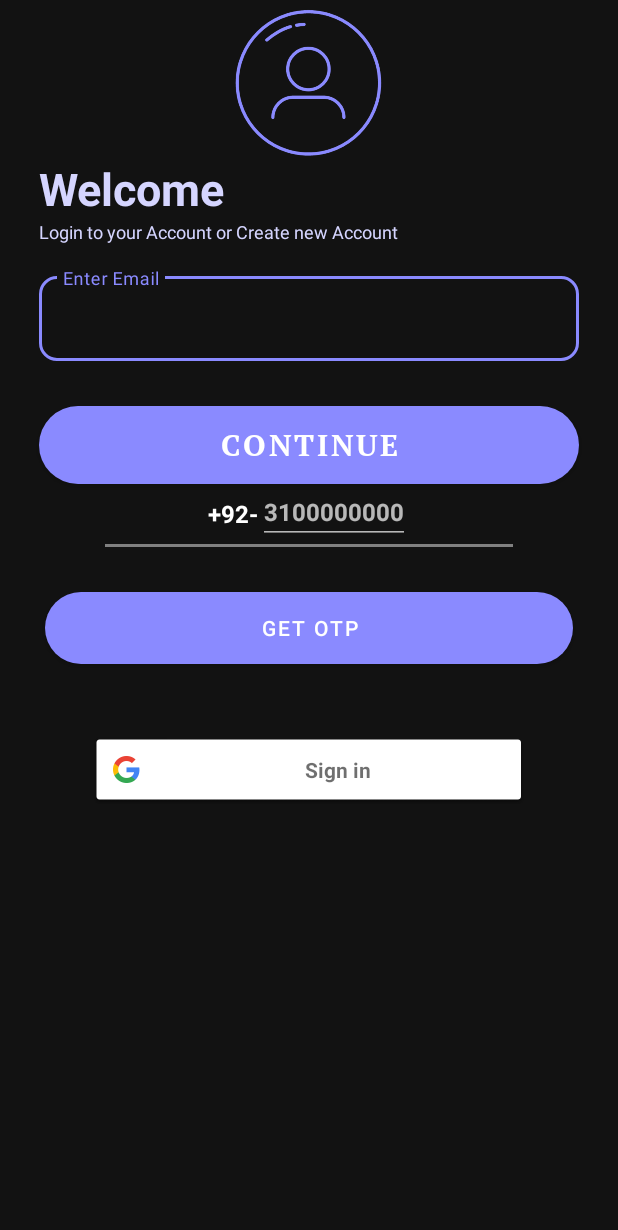
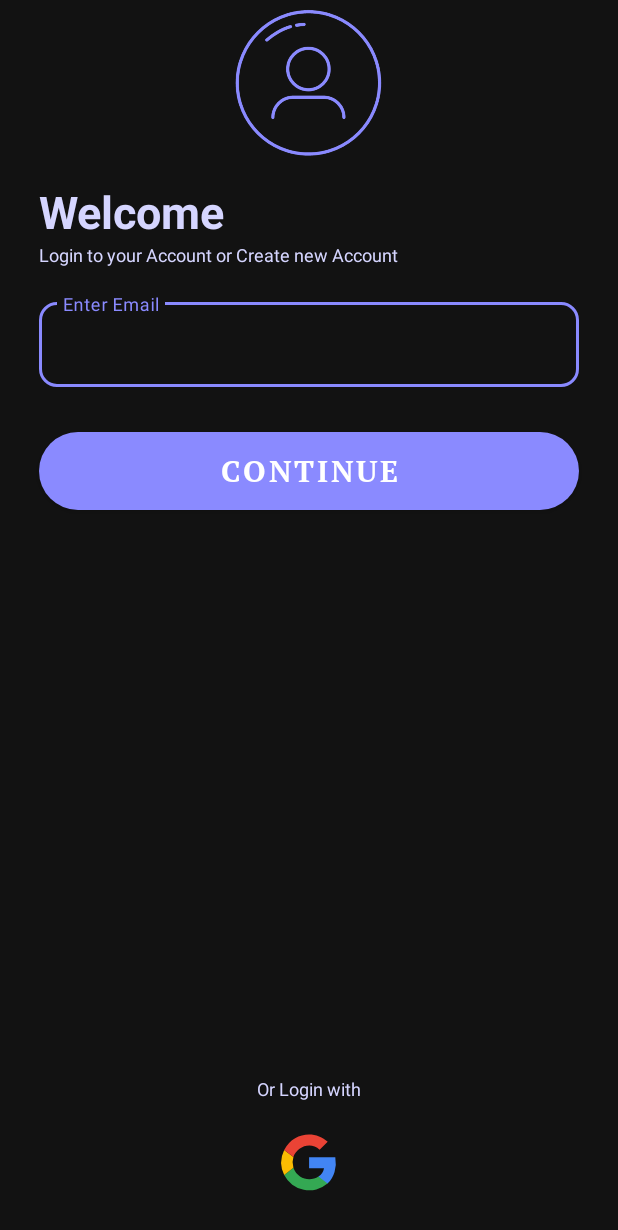
Before and after one commit to AhtishamShakeel/PixelPayout, an Android app: the screen it shows after launch (Auth), after a tap on "GET STARTED", on a phone screen of 412 x 824 dp. Shown: the top 1230 px of the screen. Run offline under Robolectric (Android 15) with nearby library versions, the phone set to English and light mode, and no system bars; our stand-ins replace AdMob, Firebase (no records; nobody signed in at launch, a user with empty details on screens opened directly).

Commit message:
Login Signup UI almost completed

```diff
--- a/app/build.gradle
+++ b/app/build.gradle
@@ -92,4 +92,7 @@ dependencies {
     implementation 'com.squareup.retrofit2:retrofit:2.9.0'
     implementation 'com.squareup.retrofit2:converter-gson:2.9.0'
     implementation 'com.squareup.okhttp3:logging-interceptor:4.9.3'
+
+    //loading animations
+    implementation 'com.airbnb.android:lottie:6.0.0'
 }
--- a/app/src/main/java/com/example/pixelpayout/ui/onboarding/OnboardingActivity.kt
+++ b/app/src/main/java/com/example/pixelpayout/ui/onboarding/OnboardingActivity.kt
@@ -15,6 +15,8 @@ import com.example.pixelpayout.ui.auth.Auth
 import com.example.pixelpayout.ui.onboarding.SlideAdapter
 import com.example.pixelpayout.ui.onboarding.SlideItem
 import com.example.pixelpayout.ui.onboarding.TermsDialogFragment
+import com.example.pixelpayout.utils.startLoading
+import com.example.pixelpayout.utils.stopLoading
 import com.google.android.material.tabs.TabLayoutMediator
 import com.pixelpayout.R
 import com.pixelpayout.databinding.ActivityOnboardingBinding
@@ -79,9 +81,16 @@ class OnboardingActivity : AppCompatActivity() {
 
     private fun setupButtons() {
         binding.btnCreateAccount.setOnClickListener {
+            binding.btnCreateAccount.startLoading()
             startActivity(Intent(this, Auth::class.java))
         }
 
+    }
+
+
+    override fun onResume() {
+        super.onResume()
+        binding.btnCreateAccount.stopLoading("Get Started")
     }
 
     private fun setupTermsText() {
--- /dev/null
+++ b/app/src/main/java/com/example/pixelpayout/utils/ButtonUtils.kt
@@ -0,0 +1,21 @@
+package com.example.pixelpayout.utils
+
+import android.graphics.drawable.AnimatedVectorDrawable
+import android.widget.Button
+import androidx.core.content.ContextCompat
+import com.pixelpayout.R
+import com.google.android.material.button.MaterialButton
+
+fun MaterialButton.startLoading(loadingText: String = "") {
+    this.isEnabled = false
+    this.text = loadingText // Set to empty or a loading message
+    this.icon = ContextCompat.getDrawable(this.context, R.drawable.progress_loader)
+    this.iconSize = 85
+    (this.icon as? AnimatedVectorDrawable)?.start()
+}
+
+fun MaterialButton.stopLoading(originalText: String) {
+    this.isEnabled = true
+    this.text = originalText
+    this.icon = null
+}
--- /dev/null
+++ b/app/src/main/res/drawable/ic_google.xml
@@ -0,0 +1,18 @@
+<vector xmlns:android="http://schemas.android.com/apk/res/android"
+    android:width="512dp"
+    android:height="512dp"
+    android:viewportWidth="512"
+    android:viewportHeight="512">
+    <path
+        android:pathData="M153,292c30,82 118,95 171,60h62v48A192,192 0,0 1,90 341"
+        android:fillColor="#34a853"/>
+    <path
+        android:pathData="m386,400a140,175 0,0 0,53 -179H260v74h102q-7,37 -38,57"
+        android:fillColor="#4285f4"/>
+    <path
+        android:pathData="m90,341a208,200 0,0 1,0 -171l63,49q-12,37 0,73"
+        android:fillColor="#fbbc02"/>
+    <path
+        android:pathData="m153,219c22,-69 116,-109 179,-50l55,-54c-78,-75 -230,-72 -297,55"
+        android:fillColor="#ea4335"/>
+</vector>
--- a/app/src/main/res/layout/activity_auth.xml
+++ b/app/src/main/res/layout/activity_auth.xml
@@ -8,6 +8,7 @@
     android:orientation="vertical"
     android:overScrollMode="never"
     android:scrollbars="none"
+    android:fillViewport="true"
     tools:context="com.example.pixelpayout.ui.auth.Auth">
 
     <LinearLayout
@@ -16,6 +17,7 @@
         android:gravity="center_horizontal"
         android:orientation="vertical">
 
+
         <ImageView
             android:layout_width="100dp"
             android:layout_height="100dp"
@@ -23,10 +25,13 @@
             android:layout_gravity="center"
             android:src="@drawable/ic_user" />
 
+
+
         <TextView
             android:layout_width="match_parent"
             android:layout_height="wrap_content"
             android:text="Welcome"
+            android:layout_marginTop="15dp"
             android:layout_marginHorizontal="26dp"
             android:textColor="@color/primary_text"
             android:textSize="30sp"
@@ -71,7 +76,7 @@
             style="@style/Widget.MaterialComponents.TextInputLayout.OutlinedBox"
             android:layout_width="match_parent"
             android:layout_height="wrap_content"
-            android:layout_marginTop="16dp"
+            android:layout_marginTop="18dp"
             android:layout_marginHorizontal="26dp"
             app:layout_constraintTop_toBottomOf="@id/welcomeText"
             app:boxStrokeColor="@color/text_input_stroke_color"
@@ -90,13 +95,15 @@
         </com.google.android.material.textfield.TextInputLayout>
         <TextView
             android:id="@+id/editEmail"
-            android:layout_width="match_parent"
+            android:layout_width="wrap_content"
             android:layout_height="wrap_content"
             android:layout_marginHorizontal="26dp"
+            android:layout_marginTop="2dp"
             android:clickable="true"
             android:text="Change Email?"
             android:visibility="gone"
-            android:textSize="12sp"
+            android:layout_gravity="right"
+            android:textSize="13sp"
             android:gravity="right"
             android:textColor="@color/primary"/>
 
@@ -151,11 +158,12 @@
                 android:layout_width="match_parent"
                 android:layout_height="52dp"
                 android:layout_marginTop="30dp"
+                app:cornerRadius="@dimen/spacing_small"
+                android:textSize="20sp"
+                android:textStyle="bold"
+                app:iconGravity="top"
+                android:background="@drawable/rounded_button"
                 android:layout_marginHorizontal="26dp"
-                app:cornerRadius="@dimen/spacing_small"
-                android:textSize="24sp"
-                app:iconGravity="textStart"
-                android:textStyle="bold"
                 android:fontFamily="@font/ptserif_bold"
                 android:text="Login" />
 
@@ -175,7 +183,7 @@
                 style="@style/Widget.MaterialComponents.TextInputLayout.OutlinedBox"
                 android:layout_width="match_parent"
                 android:layout_height="wrap_content"
-                android:layout_marginTop="12dp"
+                android:layout_marginTop="6dp"
                 android:layout_marginHorizontal="26dp"
                 app:boxStrokeColor="@color/text_input_stroke_color"
                 app:boxStrokeWidth="2dp"
@@ -198,7 +206,7 @@
                 style="@style/Widget.MaterialComponents.TextInputLayout.OutlinedBox"
                 android:layout_width="match_parent"
                 android:layout_height="wrap_content"
-                android:layout_marginTop="16dp"
+                android:layout_marginTop="18dp"
                 android:layout_marginHorizontal="26dp"
                 app:layout_constraintTop_toBottomOf="@id/welcomeText"
                 app:boxStrokeColor="@color/text_input_stroke_color"
@@ -222,10 +230,12 @@
                 android:layout_width="match_parent"
                 android:layout_height="52dp"
                 android:layout_marginTop="30dp"
+                app:cornerRadius="@dimen/spacing_small"
+                android:textSize="20sp"
+                android:textStyle="bold"
+                app:iconGravity="top"
+                android:background="@drawable/rounded_button"
                 android:layout_marginHorizontal="26dp"
-                app:cornerRadius="@dimen/spacing_small"
-                android:textSize="24sp"
-                android:textStyle="bold"
                 android:fontFamily="@font/ptserif_bold"
                 android:text="Signup" />
 
@@ -237,84 +247,50 @@
 
 
         <LinearLayout
+            android:id="@+id/googleLayout"
             android:layout_width="match_parent"
-            android:layout_height="wrap_content"
-            android:layout_marginStart="60dp"
-            android:layout_marginEnd="60dp"
-            android:gravity="center"
-            android:orientation="horizontal">
+            android:layout_height="match_parent"
+            android:layout_gravity="center"
+            android:gravity="bottom"
+            android:orientation="vertical">
+
+            <com.airbnb.lottie.LottieAnimationView
+                android:id="@+id/lottieLoading"
+                android:layout_width="200dp"
+                android:layout_height="200dp"
+                app:lottie_rawRes="@raw/loading_animation"
+                app:lottie_autoPlay="true"
+                app:lottie_loop="true"
+                android:visibility="gone"/>
 
             <TextView
-                android:layout_width="wrap_content"
-                android:layout_height="40dp"
-                android:gravity="center"
-                android:text="+92-"
-                android:textColor="@color/white"
-                android:textSize="16dp"
-                android:textStyle="bold"/>
+                android:layout_width="match_parent"
+                android:layout_height="wrap_content"
+                android:gravity="center_horizontal"
+                android:text="@string/or_signup_using_google"
+                android:textSize="12sp"
+                android:textColor="@color/primary_text"/>
 
-            <EditText
-                android:layout_width="wrap_content"
-                android:layout_height="40dp"
-                android:id="@+id/input_mobile"
-                android:hint="3100000000"
-                android:imeOptions="actionDone"
-                android:importantForAutofill="no"
-                android:inputType="number"
-                android:textColor="@color/white"
-                android:textSize="16sp"
-                android:textStyle="bold"/>
+
+
+            <ImageButton
+                android:id="@+id/btn_google_signin"
+                android:layout_width="50dp"
+                android:layout_height="50dp"
+                android:layout_gravity="center"
+                android:layout_marginTop="@dimen/spacing_medium"
+                android:layout_marginBottom="@dimen/spacing_large"
+                android:background="@drawable/ic_google"/>
+
+
 
         </LinearLayout>
 
 
-        <View
-            android:layout_width="match_parent"
-            android:layout_height="2dp"
-            android:layout_marginStart="70dp"
-            android:layout_marginEnd="70dp"
-            android:background="@color/gray"/>
 
-        <FrameLayout
-            android:layout_width="match_parent"
-            android:layout_height="wrap_content">
-
-            <Button
-                android:layout_width="match_parent"
-                android:layout_height="wrap_content"
-                android:id="@+id/btn_get"
-                android:layout_margin="30dp"
-                android:text="Get Otp"
-                android:textColor="@color/white"
-                android:background="@drawable/rounded_button"/>
-
-            <ProgressBar
-                android:layout_width="40dp"
-                android:layout_height="40dp"
-                android:layout_gravity="center"
-                android:visibility="gone"
-                android:id="@+id/progress_bar"/>
-
-
-        </FrameLayout>
-
-        <LinearLayout
-            android:layout_width="match_parent"
-            android:layout_height="wrap_content"
-            android:layout_marginStart="60dp"
-            android:layout_marginEnd="60dp"
-            android:gravity="center"
-            android:orientation="vertical">
-
-            <com.google.android.gms.common.SignInButton
-                android:id="@+id/btn_google_signin"
-                android:layout_width="match_parent"
-                android:layout_height="wrap_content"
-                android:layout_marginTop="16dp"/>
-
-
-        </LinearLayout>
 
     </LinearLayout>
 
+
+
 </ScrollView>
--- a/app/src/main/res/values/dimens.xml
+++ b/app/src/main/res/values/dimens.xml
@@ -3,6 +3,7 @@
     <dimen name="spacing_small">8dp</dimen>
     <dimen name="spacing_medium">16dp</dimen>
     <dimen name="spacing_large">24dp</dimen>
+    <dimen name="spacing_extra_large">32dp</dimen>
     <dimen name="button_corner_radius">8dp</dimen>
     <dimen name="button_corner_radius_round">50dp</dimen>
 
--- a/app/src/main/res/values/strings.xml
+++ b/app/src/main/res/values/strings.xml
@@ -66,6 +66,8 @@
         • Practice to improve your speed and earn more!
     </string>
     <string name="enter_referral_code">Enter Referral Code</string>
+    <string name="or_signup_using_google">Or Login with</string>
+    <string name="get_started">Get Started</string>
     <string name="referral_reward_description">Get 100 points for valid referral</string>
     <string name="submit_referral">Submit Referral</string>
     <string name="referral_success">Referral successful! 100 points added</string>
```
Also changed, not shown: app/src/main/java/com/example/pixelpayout/ui/auth/Auth.kt (+50 -71 lines), app/src/main/java/com/example/pixelpayout/ui/auth/AuthViewModel.kt (+2 -5 lines), app/src/main/java/com/example/pixelpayout/ui/auth/VerifyOtp.kt (deleted, +0 -87 lines), app/src/main/res/layout/activity_onboarding.xml (+8 -4 lines), 1 other file.
